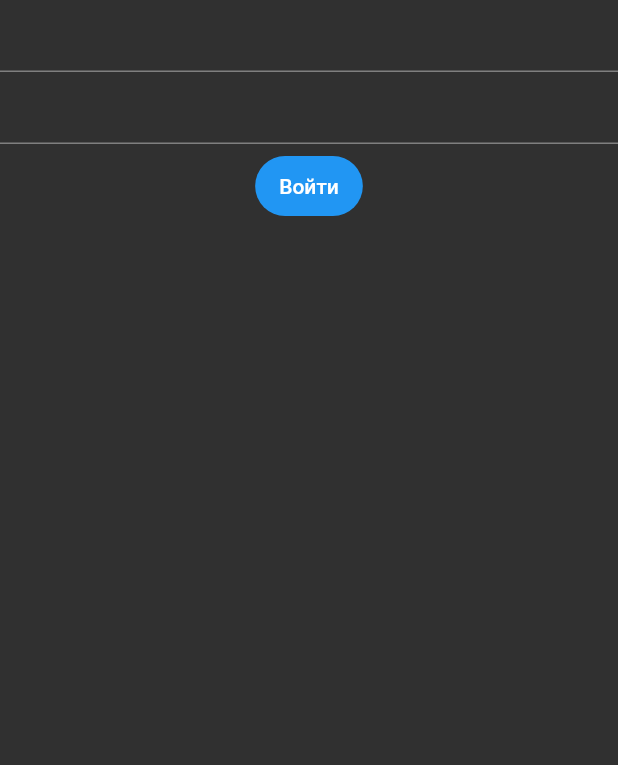
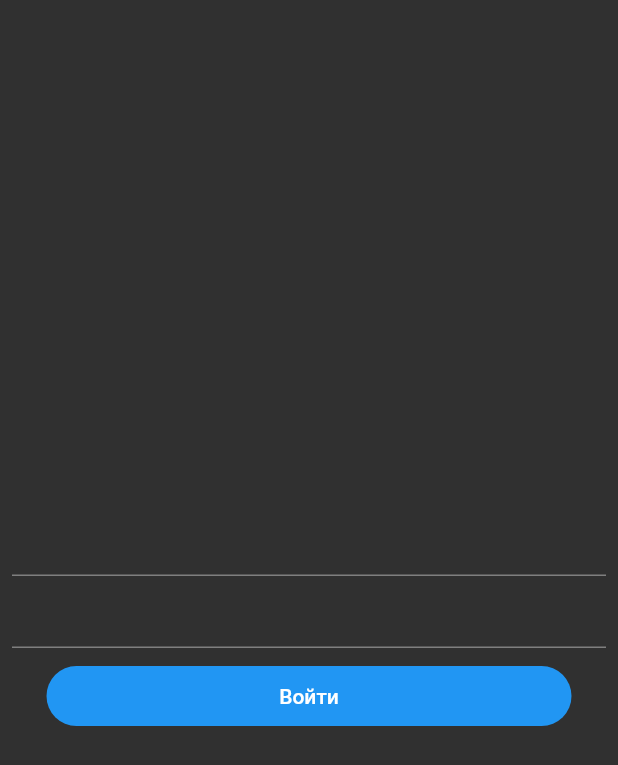
Before and after one commit to kurbatxx/card_crm, a Flutter app: the LoginPage screen opened by its route, on a phone screen of 412 x 824 dp. Shown: the top 765 px of the screen. Run offline on Flutter 3.47's test engine with Material 2 defaults, Android fonts, the phone set to English and light mode, and no system bars; our stand-ins replace flutter_hooks, flutter_secure_storage, go_router, hooks_riverpod; accounts and stored records are empty; network calls fail.

Commit message:
fix login

```diff
--- /dev/null
+++ b/lib/ext/ext_log.dart
@@ -0,0 +1,5 @@
+import 'dart:developer' as devtools show log;
+
+extension Log on Object? {
+  void log() => devtools.log(toString());
+}
--- a/lib/pages/login_page.dart
+++ b/lib/pages/login_page.dart
@@ -1,3 +1,4 @@
+import 'package:card_crm/api/api.dart';
 import 'package:flutter/material.dart';
 import 'package:flutter_hooks/flutter_hooks.dart';
 import 'package:go_router/go_router.dart';
@@ -9,7 +10,10 @@ class LoginPage extends StatelessWidget {
   @override
   Widget build(BuildContext context) {
     return const Scaffold(
-      body: LoginPassWithButton(),
+      body: Padding(
+        padding: EdgeInsets.all(8.0),
+        child: LoginPassWithButton(),
+      ),
     );
   }
 }
@@ -26,7 +30,9 @@ class LoginPassWithButton extends HookConsumerWidget {
     final isMounted = useIsMounted();
 
     return Column(
+      mainAxisAlignment: MainAxisAlignment.center,
       children: [
+        Expanded(child: Container()),
         TextField(
           controller: loginController,
         ),
@@ -34,18 +40,36 @@ class LoginPassWithButton extends HookConsumerWidget {
           controller: passwordController,
         ),
         const SizedBox(
-          height: 4.0,
+          height: 8.0,
         ),
-        FilledButton(
+        ConstrainedBox(
+          constraints: const BoxConstraints(
+            minWidth: 300,
+            maxWidth: 350,
+          ),
+          child: Row(
+            children: [
+              Expanded(
+                child: FilledButton(
                   onPressed: () async {
-            await Future.delayed(const Duration(seconds: 1));
+                    final login = loginController.text;
+                    final password = passwordController.text;
+
+                    if (!await ref.read(apiProvider).login(login, password)) {
+                      return;
+                    }
 
                     final mounted = isMounted();
                     if (!mounted) return;
                     context.go('/home');
                   },
                   child: const Text('Войти'),
-        )
+                ),
+              ),
+            ],
+          ),
+        ),
+        Expanded(child: Container()),
       ],
     );
   }
```
Also changed, not shown: lib/api/api.dart (+35 -14 lines), lib/pages/server_setting_page.dart (+4 -7 lines), lib/providers/initial_provider.dart (+17 -10 lines). Lines whose indentation alone changed are shown as unchanged.
